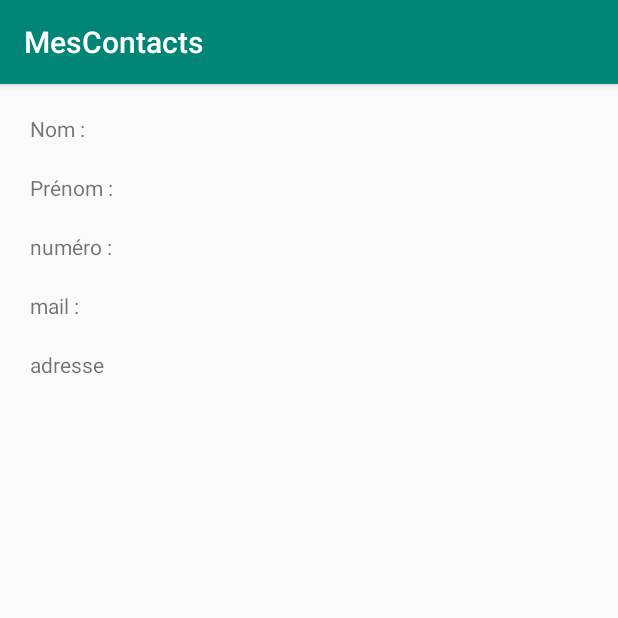
After one commit to JeremyDps/contactsAndroid, an Android app: the DetailsContactActivity screen opened directly, with no data from a screen before it, on a phone screen of 412 x 824 dp, the top half of it. The commit adds this screen. Run offline under Robolectric (Android 15) with nearby library versions, the phone set to English and light mode, and no system bars.

Commit message:
recuperation donnees pour affichage details contact

```diff
--- a/app/src/main/AndroidManifest.xml
+++ b/app/src/main/AndroidManifest.xml
@@ -9,7 +9,8 @@
         android:roundIcon="@mipmap/ic_launcher_round"
         android:supportsRtl="true"
         android:theme="@style/AppTheme">
-        <activity android:name=".DetailContactActivity"></activity>
+        <activity android:name=".DetailsContactActivity"></activity>
+        <activity android:name=".DetailContactActivity" />
         <activity android:name=".NewContactActivity" />
         <activity
             android:name=".MainActivity"
--- /dev/null
+++ b/app/src/main/java/com/example/mescontacts/DetailsContactActivity.java
@@ -0,0 +1,14 @@
+package com.example.mescontacts;
+
+import androidx.appcompat.app.AppCompatActivity;
+
+import android.os.Bundle;
+
+public class DetailsContactActivity extends AppCompatActivity {
+
+    @Override
+    protected void onCreate(Bundle savedInstanceState) {
+        super.onCreate(savedInstanceState);
+        setContentView(R.layout.activity_details_contact);
+    }
+}
--- a/app/src/main/java/com/example/mescontacts/MainActivity.java
+++ b/app/src/main/java/com/example/mescontacts/MainActivity.java
@@ -52,7 +52,19 @@ public class MainActivity extends AppCompatActivity {
         list.setOnItemClickListener(new AdapterView.OnItemClickListener() {
             @Override
             public void onItemClick(AdapterView<?> parent, View view, int position, long id) {
-                switchActivityDetail(view);
+                Cursor c = maBase.fetchContact(id);
+
+                if(c.moveToFirst()) {
+                    String nom = c.getString(1);
+                    String prenom = c.getString(2);
+                    String numero = c.getString(3);
+                    String mail = c.getString(4);
+                    String adresse = c.getString(5);
+
+                    switchActivityDetail(view, nom, prenom, numero, mail, adresse);
+                }
+
+
             }
         });
 
@@ -95,8 +107,13 @@ public class MainActivity extends AppCompatActivity {
         startActivity(intent);
     }
 
-    public void switchActivityDetail(View view) {
-        Intent intent = new Intent(this, DetailContactActivity.class);
+    public void switchActivityDetail(View view, String nom, String prenom, String numero, String mail, String adresse) {
+        Intent intent = new Intent(this, DetailsContactActivity.class);
+        intent.putExtra("nom", nom);
+        intent.putExtra("prenom", prenom);
+        intent.putExtra("numero", numero);
+        intent.putExtra("mail", mail);
+        intent.putExtra("adresse", adresse);
         startActivity(intent);
     }
 
--- /dev/null
+++ b/app/src/main/res/layout/activity_details_contact.xml
@@ -0,0 +1,118 @@
+<?xml version="1.0" encoding="utf-8"?>
+<androidx.constraintlayout.widget.ConstraintLayout xmlns:android="http://schemas.android.com/apk/res/android"
+    xmlns:app="http://schemas.android.com/apk/res-auto"
+    xmlns:tools="http://schemas.android.com/tools"
+    android:layout_width="match_parent"
+    android:layout_height="match_parent"
+    tools:context=".DetailsContactActivity">
+
+    <TextView
+        android:id="@+id/name"
+        android:layout_width="0dp"
+        android:layout_height="wrap_content"
+        android:layout_marginStart="20dp"
+        android:layout_marginLeft="20dp"
+        android:layout_marginTop="20dp"
+        android:text="Nom :"
+        app:layout_constraintStart_toStartOf="parent"
+        app:layout_constraintTop_toTopOf="parent" />
+
+    <TextView
+        android:id="@+id/name_data"
+        android:layout_width="0dp"
+        android:layout_height="wrap_content"
+        android:layout_marginStart="40dp"
+        android:layout_marginLeft="40dp"
+        android:layout_marginTop="20dp"
+        app:layout_constraintEnd_toEndOf="parent"
+        app:layout_constraintStart_toEndOf="@+id/name"
+        app:layout_constraintTop_toTopOf="parent" />
+
+    <TextView
+        android:id="@+id/surname"
+        android:layout_width="wrap_content"
+        android:layout_height="wrap_content"
+        android:layout_marginStart="20dp"
+        android:layout_marginLeft="20dp"
+        android:layout_marginTop="20dp"
+        android:text="Prénom : "
+        app:layout_constraintStart_toStartOf="parent"
+        app:layout_constraintTop_toBottomOf="@+id/name" />
+
+    <TextView
+        android:id="@+id/surname_data"
+        android:layout_width="0dp"
+        android:layout_height="wrap_content"
+        android:layout_marginStart="15dp"
+        android:layout_marginLeft="15dp"
+        android:layout_marginTop="20dp"
+        app:layout_constraintEnd_toEndOf="parent"
+        app:layout_constraintStart_toEndOf="@+id/surname"
+        app:layout_constraintTop_toBottomOf="@+id/name_data" />
+
+    <TextView
+        android:id="@+id/number"
+        android:layout_width="wrap_content"
+        android:layout_height="wrap_content"
+        android:layout_marginStart="20dp"
+        android:layout_marginLeft="20dp"
+        android:layout_marginTop="20dp"
+        android:text="numéro :"
+        app:layout_constraintStart_toStartOf="parent"
+        app:layout_constraintTop_toBottomOf="@+id/surname" />
+
+    <TextView
+        android:id="@+id/number_data"
+        android:layout_width="0dp"
+        android:layout_height="wrap_content"
+        android:layout_marginStart="20dp"
+        android:layout_marginLeft="20dp"
+        android:layout_marginTop="20dp"
+        app:layout_constraintEnd_toEndOf="parent"
+        app:layout_constraintStart_toEndOf="@+id/number"
+        app:layout_constraintTop_toBottomOf="@+id/surname_data" />
+
+    <TextView
+        android:id="@+id/mail"
+        android:layout_width="wrap_content"
+        android:layout_height="wrap_content"
+        android:layout_marginStart="20dp"
+        android:layout_marginLeft="20dp"
+        android:layout_marginTop="20dp"
+        android:text="mail :"
+        app:layout_constraintStart_toStartOf="parent"
+        app:layout_constraintTop_toBottomOf="@+id/number" />
+
+    <TextView
+        android:id="@+id/mail_data"
+        android:layout_width="0dp"
+        android:layout_height="13dp"
+        android:layout_marginStart="20dp"
+        android:layout_marginLeft="20dp"
+        android:layout_marginTop="20dp"
+        app:layout_constraintEnd_toEndOf="parent"
+        app:layout_constraintStart_toEndOf="@+id/mail"
+        app:layout_constraintTop_toBottomOf="@+id/number_data" />
+
+    <TextView
+        android:id="@+id/adress"
+        android:layout_width="wrap_content"
+        android:layout_height="wrap_content"
+        android:layout_marginStart="20dp"
+        android:layout_marginLeft="20dp"
+        android:layout_marginTop="20dp"
+        android:text="adresse"
+        app:layout_constraintStart_toStartOf="parent"
+        app:layout_constraintTop_toBottomOf="@+id/mail" />
+
+    <TextView
+        android:id="@+id/adress_data"
+        android:layout_width="0dp"
+        android:layout_height="wrap_content"
+        android:layout_marginStart="20dp"
+        android:layout_marginLeft="20dp"
+        android:layout_marginTop="25dp"
+        app:layout_constraintEnd_toEndOf="parent"
+        app:layout_constraintStart_toEndOf="@+id/adress"
+        app:layout_constraintTop_toBottomOf="@+id/mail_data" />
+</androidx.constraintlayout.widget.ConstraintLayout>
```
